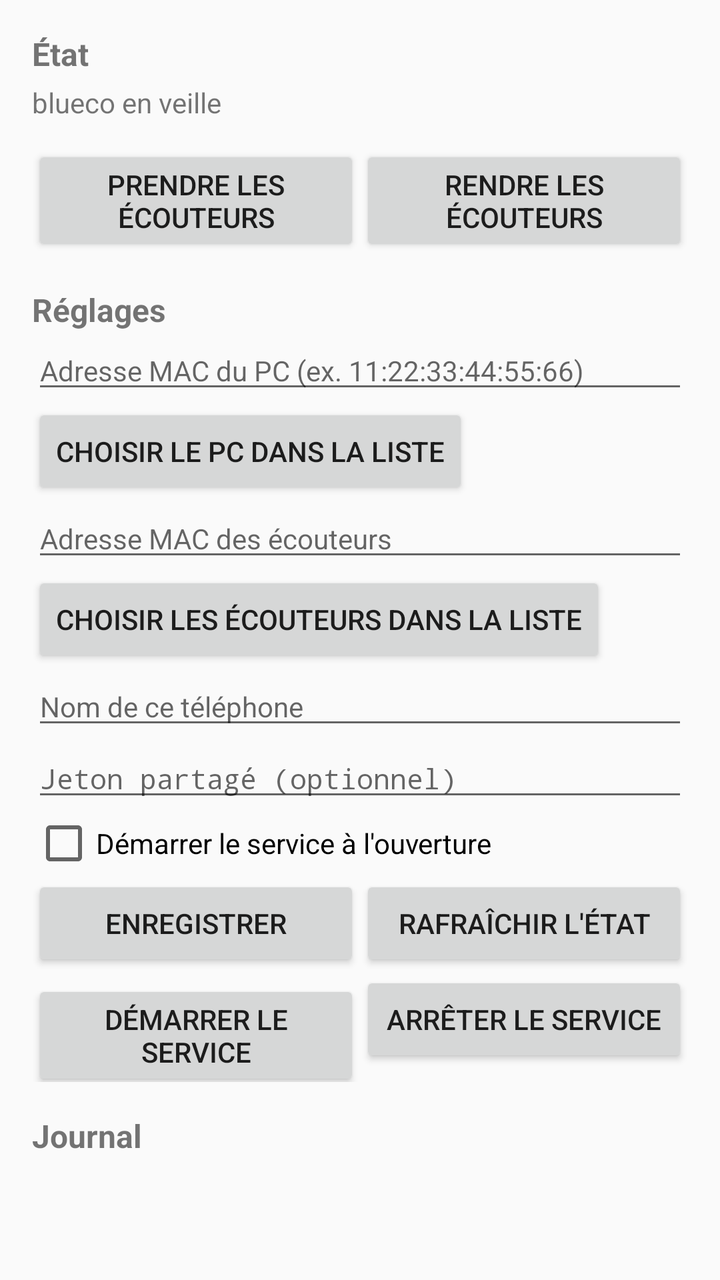
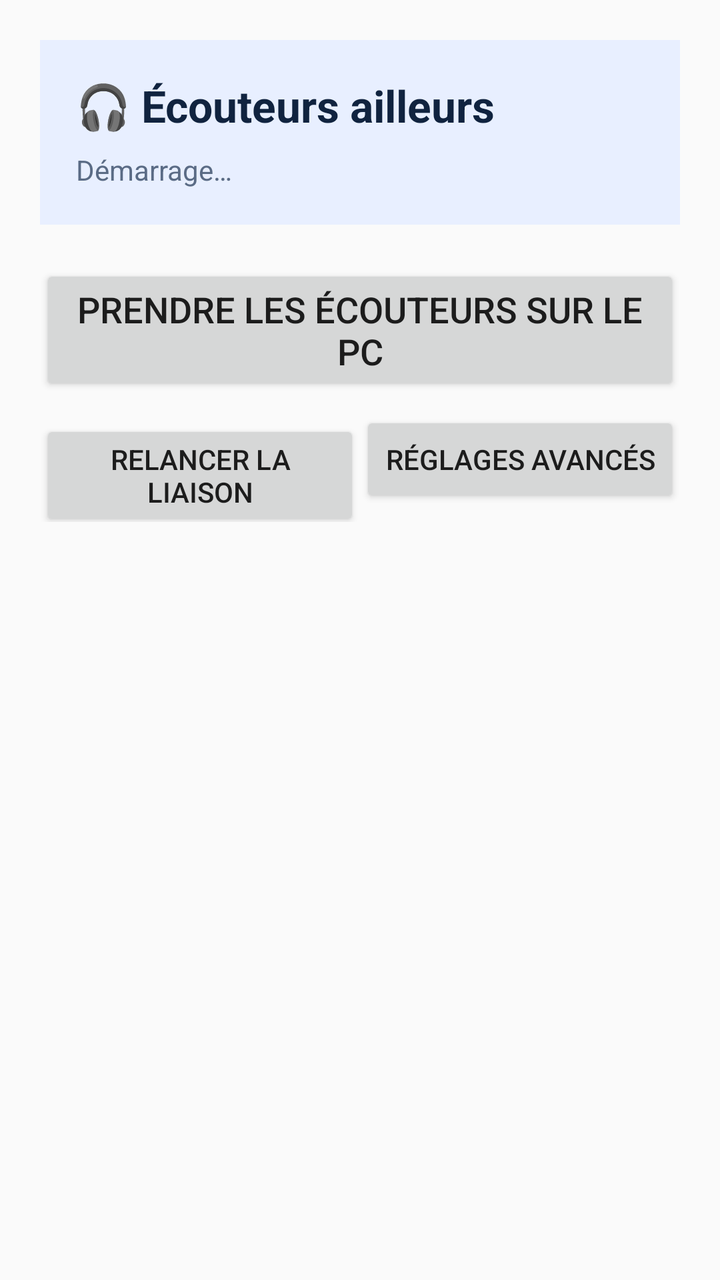

Compare the two renders of this Android layout. The source of the first and the diff that turns it into the second are given below.
<!-- AndroidManifest.xml: application theme Theme.Blueco -->
<!-- res/layout/activity_main.xml -->
<?xml version="1.0" encoding="utf-8"?>
<ScrollView xmlns:android="http://schemas.android.com/apk/res/android"
    android:layout_width="match_parent"
    android:layout_height="match_parent">

    <LinearLayout
        android:layout_width="match_parent"
        android:layout_height="wrap_content"
        android:orientation="vertical"
        android:padding="16dp">

        <TextView
            android:layout_width="match_parent"
            android:layout_height="wrap_content"
            android:text="@string/title_status"
            android:textStyle="bold"
            android:textSize="16sp" />

        <TextView
            android:id="@+id/text_status"
            android:layout_width="match_parent"
            android:layout_height="wrap_content"
            android:paddingTop="4dp"
            android:paddingBottom="12dp"
            android:text="@string/state_idle" />

        <LinearLayout
            android:layout_width="match_parent"
            android:layout_height="wrap_content"
            android:orientation="horizontal">

            <Button
                android:id="@+id/btn_take"
                android:layout_width="0dp"
                android:layout_height="wrap_content"
                android:layout_weight="1"
                android:text="@string/btn_take" />

            <Button
                android:id="@+id/btn_give"
                android:layout_width="0dp"
                android:layout_height="wrap_content"
                android:layout_weight="1"
                android:text="@string/btn_give" />
        </LinearLayout>

        <TextView
            android:layout_width="match_parent"
            android:layout_height="wrap_content"
            android:paddingTop="16dp"
            android:text="@string/title_settings"
            android:textStyle="bold"
            android:textSize="16sp" />

        <EditText
            android:id="@+id/edit_peer"
            android:layout_width="match_parent"
            android:layout_height="wrap_content"
            android:hint="@string/hint_peer"
            android:inputType="textNoSuggestions"
            android:textSize="14sp" />

        <Button
            android:id="@+id/btn_pick_peer"
            android:layout_width="wrap_content"
            android:layout_height="wrap_content"
            android:text="@string/btn_pick_peer" />

        <EditText
            android:id="@+id/edit_headphones"
            android:layout_width="match_parent"
            android:layout_height="wrap_content"
            android:hint="@string/hint_headphones"
            android:inputType="textNoSuggestions"
            android:textSize="14sp" />

        <Button
            android:id="@+id/btn_pick_headphones"
            android:layout_width="wrap_content"
            android:layout_height="wrap_content"
            android:text="@string/btn_pick_headphones" />

        <EditText
            android:id="@+id/edit_name"
            android:layout_width="match_parent"
            android:layout_height="wrap_content"
            android:hint="@string/hint_name"
            android:inputType="text"
            android:textSize="14sp" />

        <EditText
            android:id="@+id/edit_token"
            android:layout_width="match_parent"
            android:layout_height="wrap_content"
            android:hint="@string/hint_token"
            android:inputType="textPassword"
            android:textSize="14sp" />

        <CheckBox
            android:id="@+id/check_autostart"
            android:layout_width="match_parent"
            android:layout_height="wrap_content"
            android:text="@string/label_autostart" />

        <LinearLayout
            android:layout_width="match_parent"
            android:layout_height="wrap_content"
            android:orientation="horizontal">

            <Button
                android:id="@+id/btn_save"
                android:layout_width="0dp"
                android:layout_height="wrap_content"
                android:layout_weight="1"
                android:text="@string/btn_save" />

            <Button
                android:id="@+id/btn_refresh"
                android:layout_width="0dp"
                android:layout_height="wrap_content"
                android:layout_weight="1"
                android:text="@string/btn_refresh" />
        </LinearLayout>

        <LinearLayout
            android:layout_width="match_parent"
            android:layout_height="wrap_content"
            android:orientation="horizontal">

            <Button
                android:id="@+id/btn_start"
                android:layout_width="0dp"
                android:layout_height="wrap_content"
                android:layout_weight="1"
                android:text="@string/btn_start" />

            <Button
                android:id="@+id/btn_stop"
                android:layout_width="0dp"
                android:layout_height="wrap_content"
                android:layout_weight="1"
                android:text="@string/btn_stop" />
        </LinearLayout>

        <TextView
            android:layout_width="match_parent"
            android:layout_height="wrap_content"
            android:paddingTop="16dp"
            android:text="@string/title_log"
            android:textStyle="bold"
            android:textSize="16sp" />

        <TextView
            android:id="@+id/text_log"
            android:layout_width="match_parent"
            android:layout_height="wrap_content"
            android:fontFamily="monospace"
            android:textSize="11sp" />
    </LinearLayout>
</ScrollView>
<!-- resources referenced by this layout -->
<resources>
  <string name="btn_give">Rendre les écouteurs</string>
  <string name="btn_pick_headphones">Choisir les écouteurs dans la liste</string>
  <string name="btn_pick_peer">Choisir le PC dans la liste</string>
  <string name="btn_refresh">Rafraîchir l\'état</string>
  <string name="btn_save">Enregistrer</string>
  <string name="btn_start">Démarrer le service</string>
  <string name="btn_stop">Arrêter le service</string>
  <string name="btn_take">Prendre les écouteurs</string>
  <string name="hint_headphones">Adresse MAC des écouteurs</string>
  <string name="hint_name">Nom de ce téléphone</string>
  <string name="hint_peer">Adresse MAC du PC (ex. 11:22:33:44:55:66)</string>
  <string name="hint_token">Jeton partagé (optionnel)</string>
  <string name="label_autostart">Démarrer le service à l\'ouverture</string>
  <string name="state_idle">blueco en veille</string>
  <string name="title_log">Journal</string>
  <string name="title_settings">Réglages</string>
  <string name="title_status">État</string>
  <style name="Theme.Blueco" parent="@android:style/Theme.Material.Light.DarkActionBar" />
</resources>

<!-- the commit's change to res/layout/activity_main.xml (unified diff, before → after) -->
@@ -1,160 +1,157 @@
 <?xml version="1.0" encoding="utf-8"?>
 <ScrollView xmlns:android="http://schemas.android.com/apk/res/android"
     android:layout_width="match_parent"
-    android:layout_height="match_parent">
+    android:layout_height="match_parent"
+    android:fillViewport="true">
 
     <LinearLayout
         android:layout_width="match_parent"
         android:layout_height="wrap_content"
         android:orientation="vertical"
-        android:padding="16dp">
-
-        <TextView
-            android:layout_width="match_parent"
-            android:layout_height="wrap_content"
-            android:text="@string/title_status"
-            android:textStyle="bold"
-            android:textSize="16sp" />
-
-        <TextView
-            android:id="@+id/text_status"
-            android:layout_width="match_parent"
-            android:layout_height="wrap_content"
-            android:paddingTop="4dp"
-            android:paddingBottom="12dp"
-            android:text="@string/state_idle" />
+        android:padding="20dp">
 
         <LinearLayout
             android:layout_width="match_parent"
             android:layout_height="wrap_content"
-            android:orientation="horizontal">
+            android:background="@color/blueco_card"
+            android:orientation="vertical"
+            android:padding="18dp">
 
-            <Button
-                android:id="@+id/btn_take"
-                android:layout_width="0dp"
+            <TextView
+                android:id="@+id/text_headline"
+                android:layout_width="match_parent"
                 android:layout_height="wrap_content"
-                android:layout_weight="1"
-                android:text="@string/btn_take" />
+                android:text="@string/headline_unknown"
+                android:textColor="@color/blueco_ink"
+                android:textSize="22sp"
+                android:textStyle="bold" />
 
-            <Button
-                android:id="@+id/btn_give"
-                android:layout_width="0dp"
+            <TextView
+                android:id="@+id/text_detail"
+                android:layout_width="match_parent"
                 android:layout_height="wrap_content"
-                android:layout_weight="1"
-                android:text="@string/btn_give" />
+                android:paddingTop="8dp"
+                android:text="@string/state_idle"
+                android:textColor="@color/blueco_muted"
+                android:textSize="14sp" />
         </LinearLayout>
 
-        <TextView
+        <Button
+            android:id="@+id/btn_switch"
             android:layout_width="match_parent"
             android:layout_height="wrap_content"
-            android:paddingTop="16dp"
-            android:text="@string/title_settings"
-            android:textStyle="bold"
-            android:textSize="16sp" />
-
-        <EditText
-            android:id="@+id/edit_peer"
-            android:layout_width="match_parent"
-            android:layout_height="wrap_content"
-            android:hint="@string/hint_peer"
-            android:inputType="textNoSuggestions"
-            android:textSize="14sp" />
-
-        <Button
-            android:id="@+id/btn_pick_peer"
-            android:layout_width="wrap_content"
-            android:layout_height="wrap_content"
-            android:text="@string/btn_pick_peer" />
-
-        <EditText
-            android:id="@+id/edit_headphones"
-            android:layout_width="match_parent"
-            android:layout_height="wrap_content"
-            android:hint="@string/hint_headphones"
-            android:inputType="textNoSuggestions"
-            android:textSize="14sp" />
-
-        <Button
-            android:id="@+id/btn_pick_headphones"
-            android:layout_width="wrap_content"
-            android:layout_height="wrap_content"
-            android:text="@string/btn_pick_headphones" />
-
-        <EditText
-            android:id="@+id/edit_name"
-            android:layout_width="match_parent"
-            android:layout_height="wrap_content"
-            android:hint="@string/hint_name"
-            android:inputType="text"
-            android:textSize="14sp" />
-
-        <EditText
-            android:id="@+id/edit_token"
-            android:layout_width="match_parent"
-            android:layout_height="wrap_content"
-            android:hint="@string/hint_token"
-            android:inputType="textPassword"
-            android:textSize="14sp" />
-
-        <CheckBox
-            android:id="@+id/check_autostart"
-            android:layout_width="match_parent"
-            android:layout_height="wrap_content"
-            android:text="@string/label_autostart" />
+            android:layout_marginTop="20dp"
+            android:minHeight="64dp"
+            android:text="@string/btn_switch_take"
+            android:textSize="18sp" />
 
         <LinearLayout
             android:layout_width="match_parent"
             android:layout_height="wrap_content"
+            android:layout_marginTop="8dp"
             android:orientation="horizontal">
 
             <Button
-                android:id="@+id/btn_save"
+                android:id="@+id/btn_retry"
                 android:layout_width="0dp"
                 android:layout_height="wrap_content"
                 android:layout_weight="1"
-                android:text="@string/btn_save" />
+                android:text="@string/btn_retry" />
 
             <Button
-                android:id="@+id/btn_refresh"
+                android:id="@+id/btn_advanced"
                 android:layout_width="0dp"
                 android:layout_height="wrap_content"
                 android:layout_weight="1"
-                android:text="@string/btn_refresh" />
+                android:text="@string/btn_advanced" />
         </LinearLayout>
-
-        <LinearLayout
-            android:layout_width="match_parent"
-            android:layout_height="wrap_content"
-            android:orientation="horizontal">
-
-            <Button
-                android:id="@+id/btn_start"
-                android:layout_width="0dp"
-                android:layout_height="wrap_content"
-                android:layout_weight="1"
-                android:text="@string/btn_start" />
-
-            <Button
-                android:id="@+id/btn_stop"
-                android:layout_width="0dp"
-                android:layout_height="wrap_content"
-                android:layout_weight="1"
-                android:text="@string/btn_stop" />
-        </LinearLayout>
-
-        <TextView
-            android:layout_width="match_parent"
-            android:layout_height="wrap_content"
-            android:paddingTop="16dp"
-            android:text="@string/title_log"
-            android:textStyle="bold"
-            android:textSize="16sp" />
 
         <TextView
             android:id="@+id/text_log"
             android:layout_width="match_parent"
             android:layout_height="wrap_content"
             android:fontFamily="monospace"
-            android:textSize="11sp" />
+            android:paddingTop="12dp"
+            android:textSize="11sp"
+            android:textColor="@color/blueco_muted" />
+
+        <LinearLayout
+            android:id="@+id/group_advanced"
+            android:layout_width="match_parent"
+            android:layout_height="wrap_content"
+            android:orientation="vertical"
+            android:visibility="gone">
+
+            <TextView
+                android:layout_width="match_parent"
+                android:layout_height="wrap_content"
+                android:paddingTop="20dp"
+                android:text="@string/title_advanced"
+                android:textStyle="bold" />
+
+            <TextView
+                android:layout_width="match_parent"
+                android:layout_height="wrap_content"
+                android:paddingTop="4dp"
+                android:text="@string/help_advanced"
+                android:textSize="12sp"
+                android:textColor="@color/blueco_muted" />
+
+            <EditText
+                android:id="@+id/edit_peer"
+                android:layout_width="match_parent"
+                android:layout_height="wrap_content"
+                android:hint="@string/hint_peer"
+                android:inputType="textNoSuggestions"
+                android:textSize="14sp" />
+
+            <Button
+                android:id="@+id/btn_pick_peer"
+                android:layout_width="wrap_content"
+                android:layout_height="wrap_content"
+                android:text="@string/btn_pick_peer" />
+
+            <EditText
+                android:id="@+id/edit_headphones"
+                android:layout_width="match_parent"
+                android:layout_height="wrap_content"
+                android:hint="@string/hint_headphones"
+                android:inputType="textNoSuggestions"
+                android:textSize="14sp" />
+
+            <Button
+                android:id="@+id/btn_pick_headphones"
+                android:layout_width="wrap_content"
+                android:layout_height="wrap_content"
+                android:text="@string/btn_pick_headphones" />
+
+            <EditText
+                android:id="@+id/edit_name"
+                android:layout_width="match_parent"
+                android:layout_height="wrap_content"
+                android:hint="@string/hint_name"
+                android:inputType="text"
+                android:textSize="14sp" />
+
+            <EditText
+                android:id="@+id/edit_token"
+                android:layout_width="match_parent"
+                android:layout_height="wrap_content"
+                android:hint="@string/hint_token"
+                android:inputType="textPassword"
+                android:textSize="14sp" />
+
+            <CheckBox
+                android:id="@+id/check_autostart"
+                android:layout_width="match_parent"
+                android:layout_height="wrap_content"
+                android:text="@string/label_autostart" />
+
+            <Button
+                android:id="@+id/btn_save"
+                android:layout_width="match_parent"
+                android:layout_height="wrap_content"
+                android:text="@string/btn_save" />
+        </LinearLayout>
     </LinearLayout>
 </ScrollView>
<!-- resource entries referenced after the edit -->
@@ -1,22 +1,23 @@
 <!-- resources referenced by this layout -->
 <resources>
-  <string name="btn_give">Rendre les écouteurs</string>
+  <color name="blueco_card">#E8EFFF</color>
+  <color name="blueco_ink">#10233F</color>
+  <color name="blueco_muted">#5A6B85</color>
+  <string name="btn_advanced">Réglages avancés</string>
   <string name="btn_pick_headphones">Choisir les écouteurs dans la liste</string>
   <string name="btn_pick_peer">Choisir le PC dans la liste</string>
-  <string name="btn_refresh">Rafraîchir l\'état</string>
+  <string name="btn_retry">Relancer la liaison</string>
   <string name="btn_save">Enregistrer</string>
-  <string name="btn_start">Démarrer le service</string>
-  <string name="btn_stop">Arrêter le service</string>
-  <string name="btn_take">Prendre les écouteurs</string>
+  <string name="btn_switch_take">Prendre les écouteurs sur le PC</string>
+  <string name="headline_unknown">🎧 Écouteurs ailleurs</string>
+  <string name="help_advanced">En principe inutile : le PC et les écouteurs sont détectés tout seuls. Ces champs ne servent que si la détection se trompe.</string>
   <string name="hint_headphones">Adresse MAC des écouteurs</string>
   <string name="hint_name">Nom de ce téléphone</string>
   <string name="hint_peer">Adresse MAC du PC (ex. 11:22:33:44:55:66)</string>
   <string name="hint_token">Jeton partagé (optionnel)</string>
-  <string name="label_autostart">Démarrer le service à l\'ouverture</string>
-  <string name="state_idle">blueco en veille</string>
-  <string name="title_log">Journal</string>
-  <string name="title_settings">Réglages</string>
-  <string name="title_status">État</string>
+  <string name="label_autostart">Relancer la liaison à l\'ouverture</string>
+  <string name="state_idle">Démarrage…</string>
+  <string name="title_advanced">Réglages avancés</string>
   <style name="Theme.Blueco" parent="@android:style/Theme.Material.Light.DarkActionBar" />
 </resources>
 
